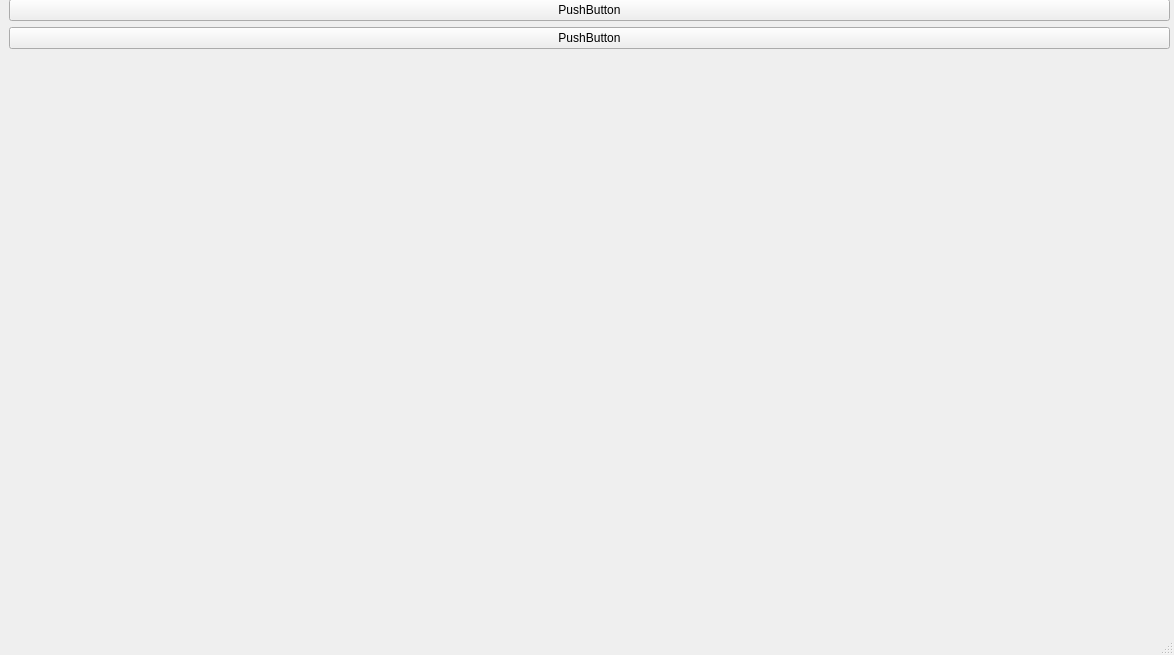
Qt form gui/Version1/frechet/mainwindow.ui (awildturtok/frechet-leash-ws16) before a commit.
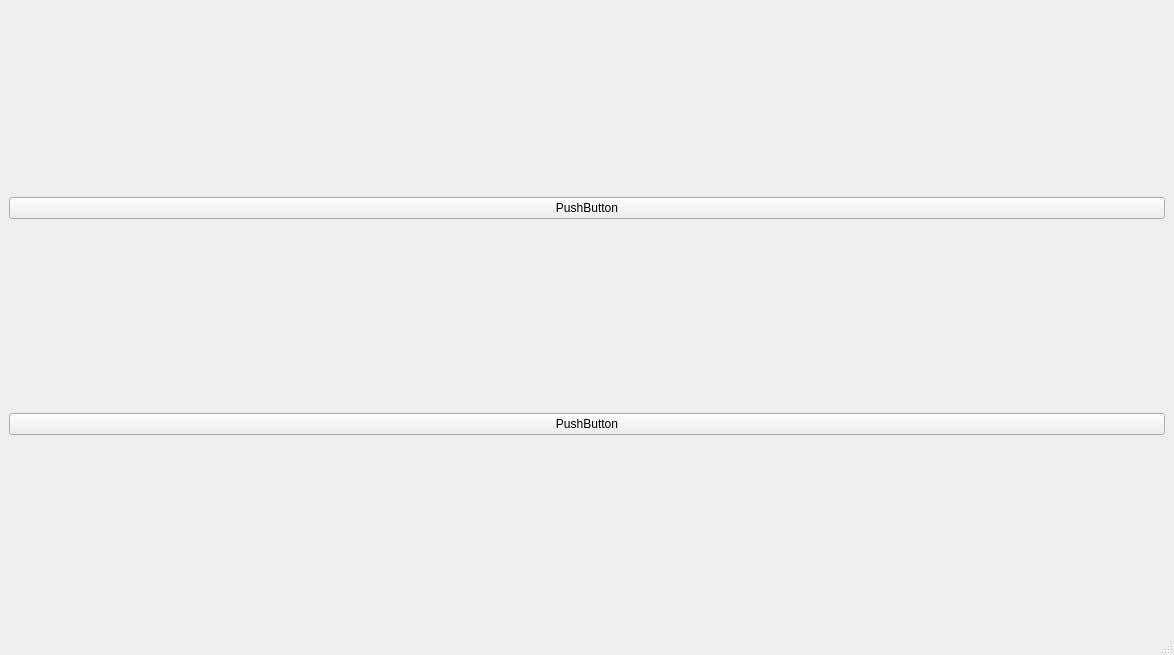
The same form after that commit.

Commit message: *ui is now resizeable

```diff
--- a/gui/Version1/frechet/mainwindow.ui
+++ b/gui/Version1/frechet/mainwindow.ui
@@ -14,15 +14,8 @@
    <string>Frechet Distance Calculator</string>
   </property>
   <widget class="QWidget" name="centralwidget">
-   <widget class="QWidget" name="gridLayoutWidget">
-    <property name="geometry">
-     <rect>
-      <x>9</x>
-      <y>-1</y>
-      <width>1161</width>
-      <height>621</height>
-     </rect>
-    </property>
+   <layout class="QHBoxLayout" name="horizontalLayout">
+    <item>
     <layout class="QVBoxLayout" name="verticalLayout">
      <property name="sizeConstraint">
       <enum>QLayout::SetMaximumSize</enum>
@@ -42,7 +35,8 @@
       </widget>
      </item>
     </layout>
-   </widget>
+    </item>
+   </layout>
   </widget>
   <widget class="QMenuBar" name="menubar">
    <property name="geometry">
```
Lines whose indentation alone changed are shown as unchanged.
